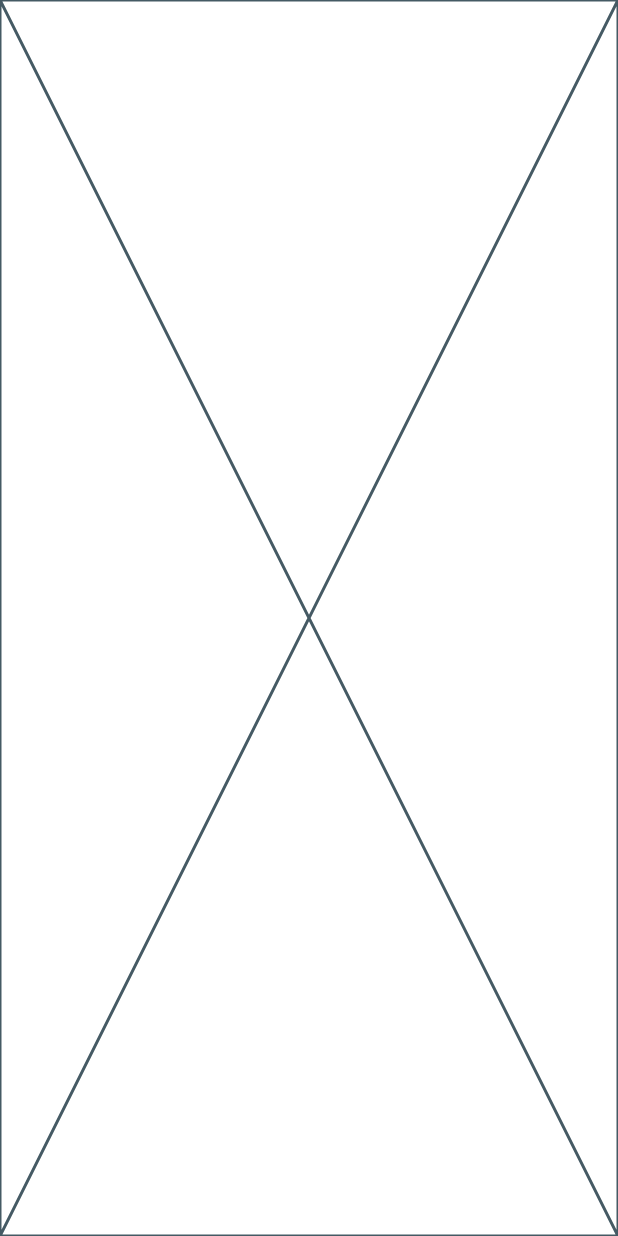
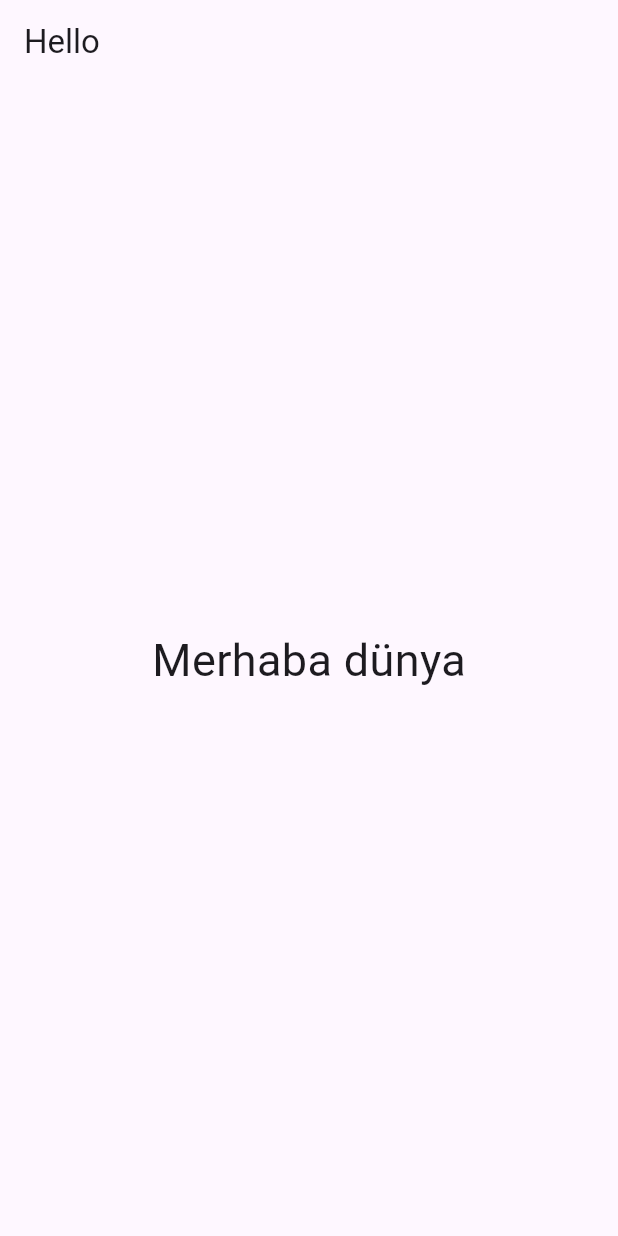
Before and after one commit to halillcam/Flutter_Ogreniyorum, a Flutter app: the screen it shows after launch, on a phone screen of 412 x 824 dp. Run offline on Flutter 3.47's test engine with Material 3 defaults, Android fonts, the phone set to English and light mode, and no system bars.

Commit message:
Scaffold yapısı eklendi içerisine appbar ve text özellikleri eklendi

```diff
--- a/flutter_ogreniyorum/lib/anasayfa.dart
+++ b/flutter_ogreniyorum/lib/anasayfa.dart
@@ -10,6 +10,17 @@ class Anasayfa extends StatefulWidget {
 class _AnasayfaState extends State<Anasayfa> {
   @override
   Widget build(BuildContext context) {
-    return const Placeholder();
+    return Scaffold(
+      appBar: AppBar(title: const Text("Hello"),),
+      body: const Center(
+        child: Column(
+          mainAxisAlignment: MainAxisAlignment.center,
+          children: [
+            Text("Merhaba dünya",style: TextStyle(fontSize: 30),
+            )
+          ],
+        ),
+      ),
+    );
   }
 }
```
